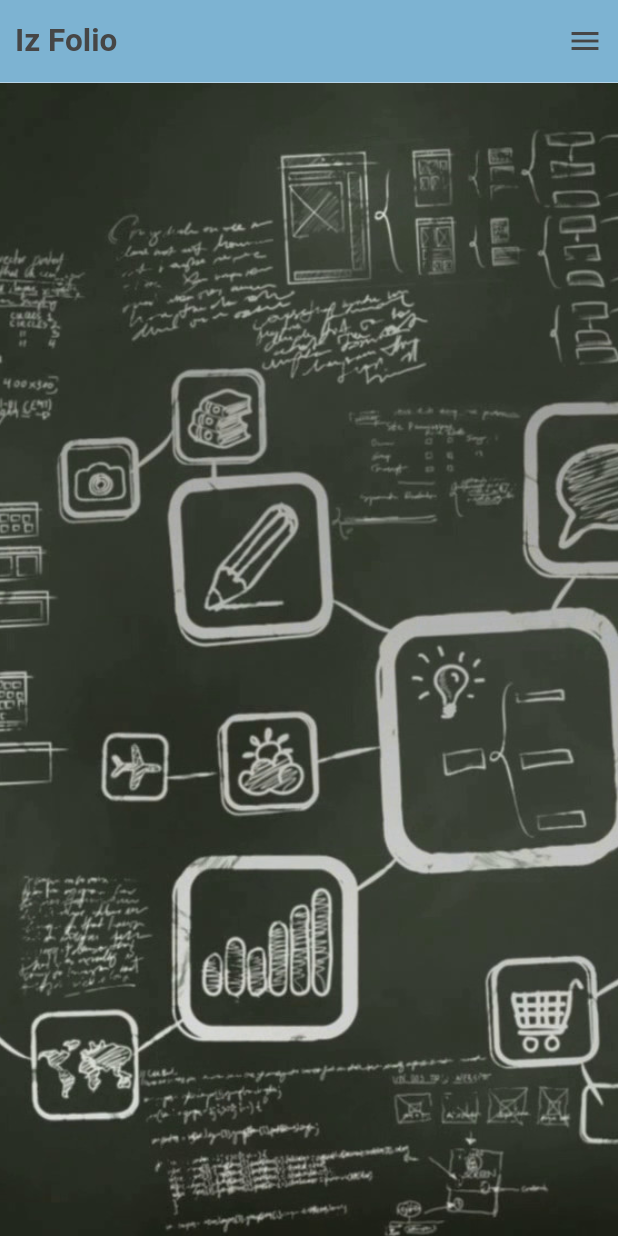
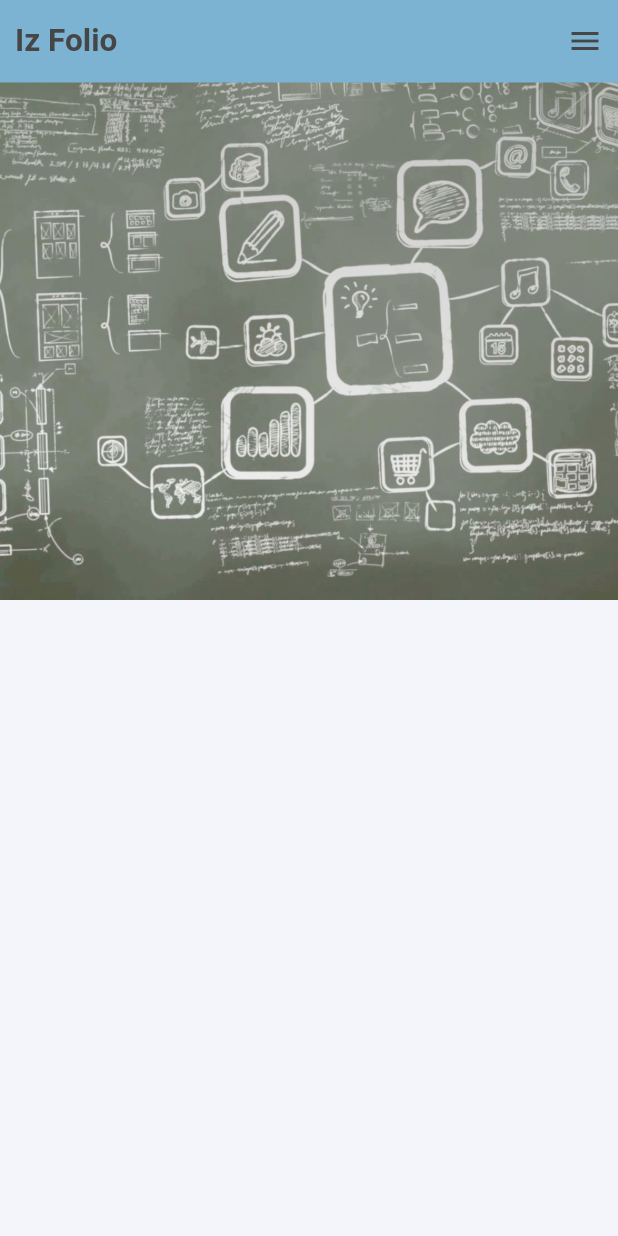
Before and after one commit to jeongwoo0427/portfolio_flutterweb, a Flutter app: the screen it shows after launch, on a phone screen of 412 x 824 dp. Run offline on Flutter 3.47's test engine with Material 2 defaults, Android fonts, the phone set to English and light mode, and no system bars; our stand-ins replace responsive_framework; Roboto replaces fonts that are missing (nanum_square_round).

Commit message:
feat: 배너반응형 적용 및 네비게이션 구조 변경

```diff
--- a/lib/ui/screen/home/banner_page.dart
+++ b/lib/ui/screen/home/banner_page.dart
@@ -9,11 +9,12 @@ class BannerPage extends StatelessWidget {
   Widget build(BuildContext context) {
     return Container(
       width: double.infinity,
-      height: 800,
-      decoration: BoxDecoration(
+      height: ResponsiveWrapper.of(context).isSmallerThan(TABLET)? 400:700,
+      decoration: const BoxDecoration(
           image: DecorationImage(
+            colorFilter: ColorFilter.linearToSrgbGamma(),
               image: AssetImage(AppAssets.home_banner),
-              fit:ResponsiveWrapper.of(context).isLargerThan(TABLET)? BoxFit.fitWidth:BoxFit.cover)),
+              fit:BoxFit.cover)),
     );
   }
 }
--- a/lib/ui/screen/home/home_screen.dart
+++ b/lib/ui/screen/home/home_screen.dart
@@ -14,20 +14,22 @@ class _HomeScreenState extends State<HomeScreen> {
   @override
   Widget build(BuildContext context) {
     return Scaffold(
-      body: SingleChildScrollView(
+      body: Stack(
+        children: [
+          Positioned.fill(
+            child: SingleChildScrollView(
               scrollDirection: Axis.vertical,
               child: Listener(
                 onPointerDown: (event) {
                   print('onPointerDown');
                   FocusScope.of(context).requestFocus(FocusNode());
                 },
-          child: Column(
-            children: const [
-              NavigationWidget(),
-              BannerPage()
-            ],
+                child: BannerPage(),
               ),
             ),
+          ),
+          Positioned(top: 0,right: 0,left: 0,child: NavigationWidget(),),
+        ],
       ),
     );
   }
```
Also changed, not shown: asset/img/banner.jpg. Lines whose indentation alone changed are shown as unchanged.
